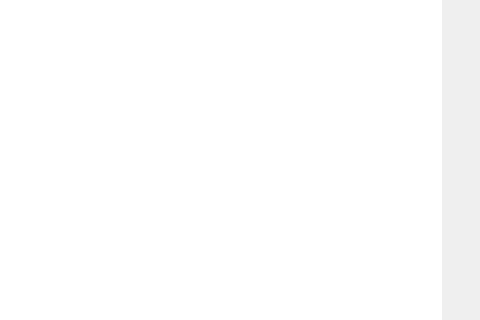
The window that src/pages/MainWindow.ui (AxisMaen/FeedMe) describes before a commit, drawn with Qt 5; both pictures show x 544 to 1024 and y 202 to 522 of the 1024 by 709 pixel window.
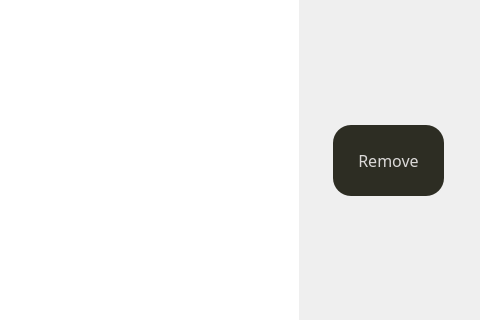
The same window after the commit. The open tabs and pages were chosen to show the change. Icons and pictures are not drawn.

Commit message: FM-11 - add remove button to shopping list page

The edit to the form file:
```diff
--- a/src/pages/MainWindow.ui
+++ b/src/pages/MainWindow.ui
@@ -521,11 +521,11 @@
              </property>
              <property name="minimumSize">
               <size>
-               <width>500</width>
-               <height>449</height>
+               <width>0</width>
+               <height>0</height>
               </size>
              </property>
-             <layout class="QVBoxLayout" name="verticalLayout_7">
+             <layout class="QHBoxLayout" name="horizontalLayout_6">
               <item>
                <widget class="QTableView" name="shoppingTableView">
                 <property name="sizePolicy">
@@ -536,12 +536,18 @@
                 </property>
                 <property name="minimumSize">
                  <size>
-                  <width>743</width>
+                  <width>600</width>
                   <height>431</height>
                  </size>
                 </property>
+                <property name="maximumSize">
+                 <size>
+                  <width>16777215</width>
+                  <height>500</height>
+                 </size>
+                </property>
                 <property name="styleSheet">
-                 <string notr="true">background-color: rgba(255, 255, 255, 255); border: 1px hidden; border-radius: 20px;</string>
+                 <string notr="true">background-color: rgba(255, 255, 255, 255); border: 1px hidden;</string>
                 </property>
                 <property name="selectionBehavior">
                  <enum>QAbstractItemView::SelectRows</enum>
@@ -560,6 +566,53 @@
                 </attribute>
                </widget>
               </item>
+              <item>
+               <spacer name="horizontalSpacer_2">
+                <property name="orientation">
+                 <enum>Qt::Horizontal</enum>
+                </property>
+                <property name="sizeHint" stdset="0">
+                 <size>
+                  <width>40</width>
+                  <height>20</height>
+                 </size>
+                </property>
+               </spacer>
+              </item>
+              <item>
+               <widget class="QPushButton" name="shoppingRemoveButton">
+                <property name="minimumSize">
+                 <size>
+                  <width>111</width>
+                  <height>71</height>
+                 </size>
+                </property>
+                <property name="maximumSize">
+                 <size>
+                  <width>111</width>
+                  <height>71</height>
+                 </size>
+                </property>
+                <property name="font">
+                 <font>
+                  <family>Source Sans 3</family>
+                  <pointsize>12</pointsize>
+                 </font>
+                </property>
+                <property name="styleSheet">
+                 <string notr="true">QPushButton {
+color: #DBD9D8; background-color: #2d2d23; border: 1px hidden; border-radius:18px; text-align:center;
+}
+
+QPushButton:pressed {
+ background-color: #A6A6A6;
+}</string>
+                </property>
+                <property name="text">
+                 <string>Remove</string>
+                </property>
+               </widget>
+              </item>
              </layout>
             </widget>
            </item>
```
Left out of the diff: 2 changed lines with no effect on the pictures. The commit also changes 1 other file.
